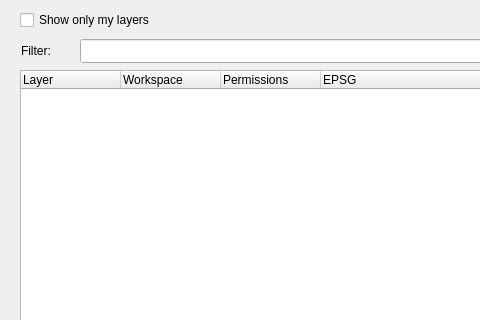
This is dlg_addLayer.ui in LESPROJEKT/qgis-layman-plugin as Qt 5 draws it before an edit; both pictures show x 0 to 480 and y 0 to 320 of the 900 by 500 pixel window. The edited form follows.
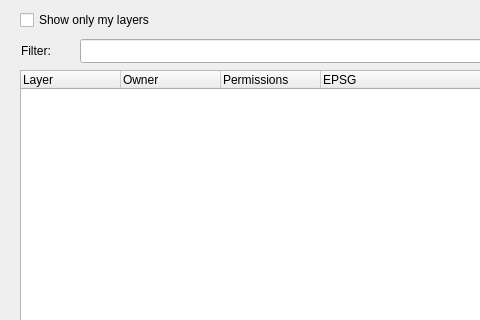
This is the edited form. Custom widgets are drawn as their Qt base class.

Diff of the .ui file:
```diff
--- a/dlg_addLayer.ui
+++ b/dlg_addLayer.ui
@@ -66,7 +66,7 @@
    </column>
    <column>
     <property name="text">
-     <string>Workspace</string>
+     <string>Owner</string>
     </property>
    </column>
    <column>
```
